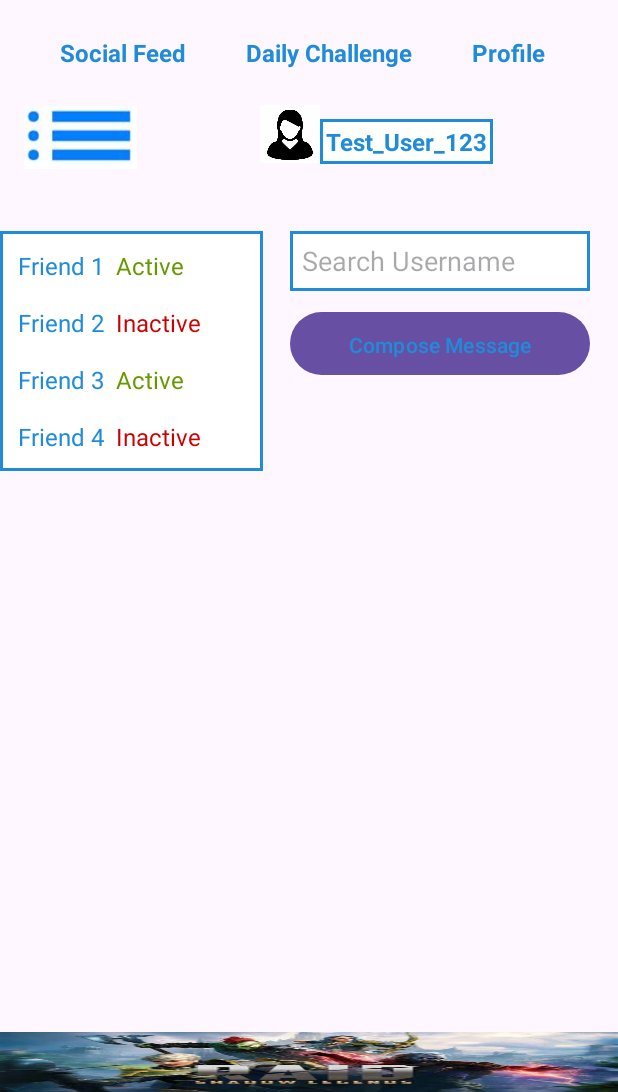
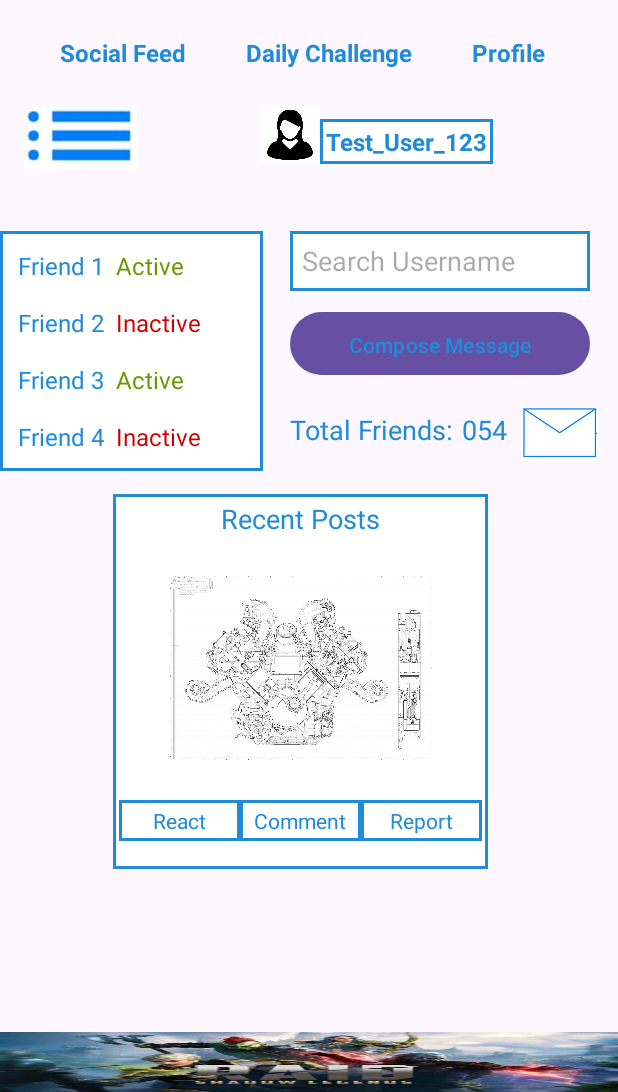
Before and after one commit to AlexD136/Ambience, an Android app: the SocialFeedActivity screen opened directly, with no data from a screen before it, on a phone screen of 412 x 824 dp, the part 144-1236 px from its top. Run offline under Robolectric (Android 15) with nearby library versions, the light colour scheme and no system bars.

Commit message:
Social Feed basics completed

```diff
--- a/app/src/main/res/layout/menu_screen_dc.xml
+++ b/app/src/main/res/layout/menu_screen_dc.xml
@@ -106,9 +106,9 @@
         android:layout_width="wrap_content"
         android:layout_height="wrap_content"
         android:layout_alignParentTop="true"
-        android:layout_alignParentEnd="true"
         android:layout_marginTop="182dp"
-        android:layout_marginEnd="40dp"
+        android:layout_marginStart="5dp"
+        android:layout_toEndOf="@+id/newChallengeTextView"
         android:text="@string/countdown"
         android:textSize="14sp"/>
 
--- a/app/src/main/res/layout/social_feed.xml
+++ b/app/src/main/res/layout/social_feed.xml
@@ -111,7 +111,7 @@
         android:textSize="16sp"
         android:textStyle="bold"/>
 
-    <!-- Large textbox containing friends list -->
+    <!-- Friend List  -->
     <LinearLayout
         android:id="@+id/friendList"
         android:layout_width="175dp"
@@ -144,7 +144,6 @@
         </LinearLayout>
 
         <!-- Friend 2 -->
-
         <LinearLayout
             android:layout_width="match_parent"
             android:layout_height="wrap_content"
@@ -168,7 +167,6 @@
         </LinearLayout>
 
         <!-- Friend 3 -->
-
         <LinearLayout
             android:layout_width="match_parent"
             android:layout_height="wrap_content"
@@ -190,8 +188,8 @@
                 android:textSize="16sp"
                 android:layout_marginStart="8dp"/>
         </LinearLayout>
+
         <!-- Friend 4 -->
-
         <LinearLayout
             android:layout_width="match_parent"
             android:layout_height="wrap_content"
@@ -216,7 +214,6 @@
     </LinearLayout>
 
     <!-- Search Box -->
-
     <EditText
         android:id="@+id/searchEditText"
         android:layout_width="200dp"
@@ -229,7 +226,6 @@
         android:padding="8dp" />
 
     <!-- Compose Message Button -->
-
     <Button
         android:id="@+id/composeMessageButton"
         android:layout_width="200dp"
@@ -240,6 +236,110 @@
         android:layout_toEndOf="@id/friendList"
         android:textColor="@color/logo"
         android:padding="12dp"/>
+
+    <!-- Total Friends -->
+    <TextView
+        android:id="@+id/textTotalFriendsLabel"
+        android:layout_width="wrap_content"
+        android:layout_height="wrap_content"
+        android:text="@string/fr_count"
+        android:textSize="18sp"
+        android:textColor="@color/logo"
+        android:layout_toEndOf="@id/friendList"
+        android:layout_marginStart="18dp"
+        android:layout_marginTop="370dp"/>
+
+    <!-- Total Friends Count -->
+    <TextView
+        android:id="@+id/textTotalFriendsCount"
+        android:layout_width="wrap_content"
+        android:layout_height="wrap_content"
+        android:text="@string/fr_count_val"
+        android:textSize="18sp"
+        android:textColor="@color/logo"
+        android:layout_toEndOf="@id/textTotalFriendsLabel"
+        android:layout_marginStart="5dp"
+        android:layout_marginTop="370dp"/>
+
+    <!-- Mail Icon -->
+    <ImageView
+        android:id="@+id/mailIconImage"
+        android:layout_width="50dp"
+        android:layout_height="50dp"
+        android:src="@drawable/mailicon"
+        android:layout_toEndOf="@id/textTotalFriendsCount"
+        android:layout_alignTop="@id/composeMessageButton"
+        android:layout_marginTop="60dp"
+        android:layout_marginStart="10dp"/>
+
+    <!-- Recent Posts Box -->
+    <LinearLayout
+        android:id="@+id/recentPosts"
+        android:layout_width="250dp"
+        android:layout_height="250dp"
+        android:orientation="vertical"
+        android:layout_marginTop="425dp"
+        android:layout_marginStart="75dp"
+        android:background="@drawable/textbox">
+
+        <!-- Recent Posts -->
+        <TextView
+            android:id="@+id/textRecentPosts"
+            android:layout_width="match_parent"
+            android:layout_height="wrap_content"
+            android:text="@string/recent"
+            android:gravity="center"
+            android:textColor="@color/logo"
+            android:textSize="18sp"/>
+
+        <!-- Example Post -->
+        <ImageView
+            android:id="@+id/examplePost"
+            android:layout_width="175dp"
+            android:layout_height="175dp"
+            android:layout_gravity="center"
+            android:src="@drawable/examplepost"
+            android:scaleType="centerInside"/>
+
+        <LinearLayout
+            android:layout_width="match_parent"
+            android:layout_height="wrap_content"
+            android:orientation="horizontal">
+
+            <TextView
+                android:id="@+id/textReact"
+                android:layout_width="0dp"
+                android:layout_height="wrap_content"
+                android:layout_weight="1"
+                android:text="@string/react"
+                android:textColor="@color/logo"
+                android:gravity="center"
+                android:background="@drawable/textbox"/>
+
+            <TextView
+                android:id="@+id/textComment"
+                android:layout_width="0dp"
+                android:layout_height="wrap_content"
+                android:layout_weight="1"
+                android:text="@string/comment"
+                android:textColor="@color/logo"
+                android:gravity="center"
+                android:background="@drawable/textbox"/>
+
+            <TextView
+                android:id="@+id/textReport"
+                android:layout_width="0dp"
+                android:layout_height="wrap_content"
+                android:layout_weight="1"
+                android:text="@string/report"
+                android:textColor="@color/logo"
+                android:gravity="center"
+                android:background="@drawable/textbox"/>
+
+        </LinearLayout>
+
+    </LinearLayout>
+
     <!-- Raid Ad Image -->
     <ImageView
         android:id="@+id/raidAdImageView"
--- a/app/src/main/res/values/strings.xml
+++ b/app/src/main/res/values/strings.xml
@@ -25,4 +25,10 @@
     <string name="inactive">Inactive</string>
     <string name="search">Search Username</string>
     <string name="comp_mess">Compose Message</string>
+    <string name="fr_count">Total Friends:</string>
+    <string name="fr_count_val">054</string>
+    <string name="recent">Recent Posts</string>
+    <string name="react">React</string>
+    <string name="comment">Comment</string>
+    <string name="report">Report</string>
 </resources>
```
Also changed, not shown: app/src/main/res/drawable/examplepost.jpeg (added), app/src/main/res/drawable/mailicon.JPG (added).
